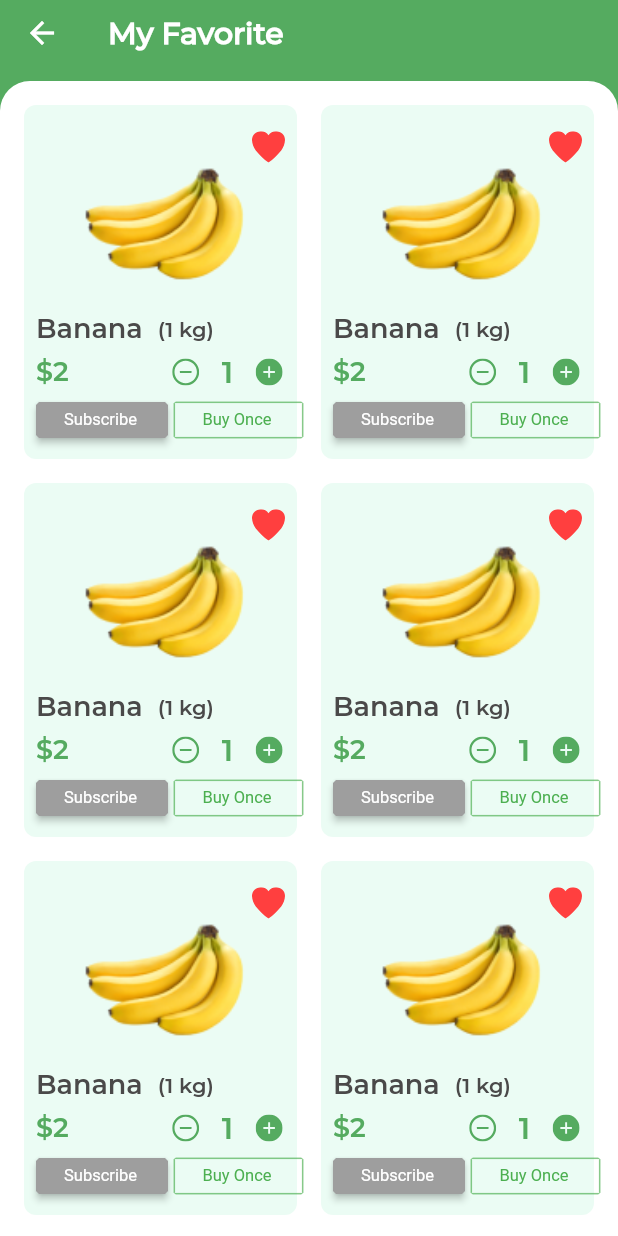
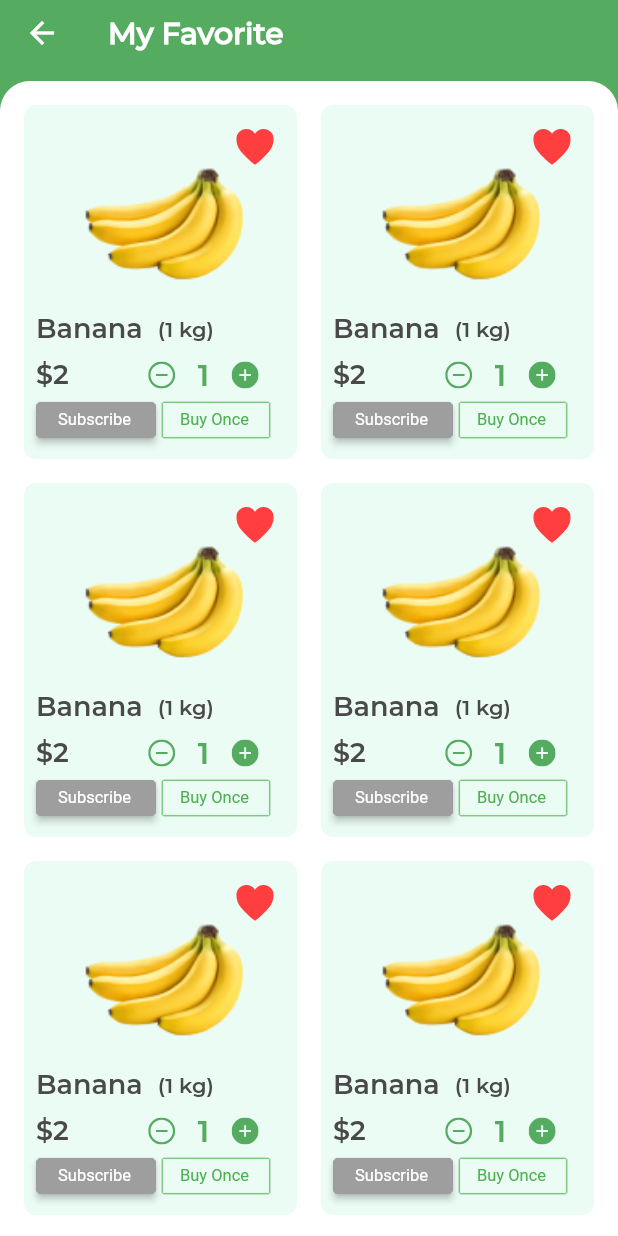
Before and after one commit to trthaochi123/grocery_final_project, a Flutter app: the FavPage screen opened directly, on a phone screen of 412 x 824 dp. Run offline on Flutter 3.47's test engine with Material 2 defaults, Android fonts, the light colour scheme and no system bars; our stand-ins replace carousel_slider, firebase_auth, firebase_core, flutter_svg, shared_preferences, smooth_page_indicator and 1 more; accounts and stored records are empty; project files that could hold a hidden picture were left out.

Commit message:
edit responsive

```diff
--- a/lib/screens/fav/fav_page.dart
+++ b/lib/screens/fav/fav_page.dart
@@ -119,7 +119,8 @@ class _FavPageState extends State<FavPage> {
               itemBuilder: (_, index) {
                 bool isPressed = isSubscribePressed[index];
 
-                return Container(
+                return Flexible(
+                  child: Container(
                     height: 100,
                     decoration: BoxDecoration(
                       borderRadius: BorderRadius.circular(8.0),
@@ -130,7 +131,7 @@ class _FavPageState extends State<FavPage> {
                         Stack(
                           children: [
                             Padding(
-                            padding: const EdgeInsets.only(left: 144, top: 4),
+                              padding: const EdgeInsets.only(left: 130, top: 4),
                               child: IconButton(
                                 onPressed: () {},
                                 icon: SvgPicture.asset(
@@ -165,16 +166,17 @@ class _FavPageState extends State<FavPage> {
                                 ],
                               ),
                             ),
+
                             Padding(
-                            padding: const EdgeInsets.only(top: 154, left: 8),
+                              padding: const EdgeInsets.only(left: 8, top: 156),
                               child: Row(
                                 children: [
                                   Text(
                                     "${gridMap.elementAt(index)['price']}",
-                                  style: AppStyle.priceFruits,
+                                    style: AppStyle.titleFruits,
                                   ),
                                   const SizedBox(
-                                  width: 54,
+                                    width: 38,
                                   ),
                                   Row(
                                     children: [
@@ -195,30 +197,34 @@ class _FavPageState extends State<FavPage> {
                                         ),
                                       ),
                                     ],
-                                )
+                                  ),
                                 ],
                               ),
                             ),
 
                             //BTN
-                          Padding(
-                            padding: const EdgeInsets.only(top: 198, left: 8),
+                            Expanded(
+                              child: Padding(
+                                padding:
+                                    const EdgeInsets.only(top: 198, left: 8),
                                 child: Row(
                                   children: [
                                     ButtonNormalWidget(
                                       textButton: FruitsPageString.subscribe,
                                       heightButton: 24,
-                                  widthButton: 88,
+                                      widthButton: 80,
                                       textStyle: AppStyle.subscribeButton,
                                       onClickButton: () {
                                         setState(
                                           () {
-                                        isSubscribePressed[index] = !isPressed;
+                                            isSubscribePressed[index] =
+                                                !isPressed;
                                           },
                                         );
                                       },
-                                  backgroundColorButton:
-                                  isPressed ? Colors.grey : Colors.green,
+                                      backgroundColorButton: isPressed
+                                          ? Colors.grey
+                                          : Colors.green,
                                     ),
                                     const SizedBox(
                                       width: 4,
@@ -227,14 +233,16 @@ class _FavPageState extends State<FavPage> {
                                       textButton: FruitsPageString.buyOne,
                                       textStyle: AppStyle.buyOneButton,
                                       heightButton: 24,
-                                  widthButton: 86,
+                                      widthButton: 72,
                                     ),
                                   ],
+                                ),
                               ),
                             ),
                           ],
                         ),
                       ],
+                    ),
                   ),
                 );
               },
--- a/lib/widgets/ticket_widget.dart
+++ b/lib/widgets/ticket_widget.dart
@@ -57,7 +57,7 @@ class TicketWidget extends StatelessWidget {
                 width: 2,
               ),
               Container(
-                width: 120,
+                width: 90,
                 height: 108,
                 decoration: BoxDecoration(
                   borderRadius: const BorderRadius.only(
@@ -178,7 +178,7 @@ class TicketWidget extends StatelessWidget {
 
           Positioned(
             top: 12,
-            left: 350,
+            left: 324,
             bottom: 12,
             child: Column(
               mainAxisAlignment: MainAxisAlignment.spaceBetween,
```
Also changed, not shown: lib/screens/cart/cart_page.dart (+36 -3 lines), lib/screens/myOrder/myOrder_page.dart (+3 -5 lines), lib/widgets/my_order_widget.dart (+9 -8 lines). Lines whose indentation alone changed are shown as unchanged.
